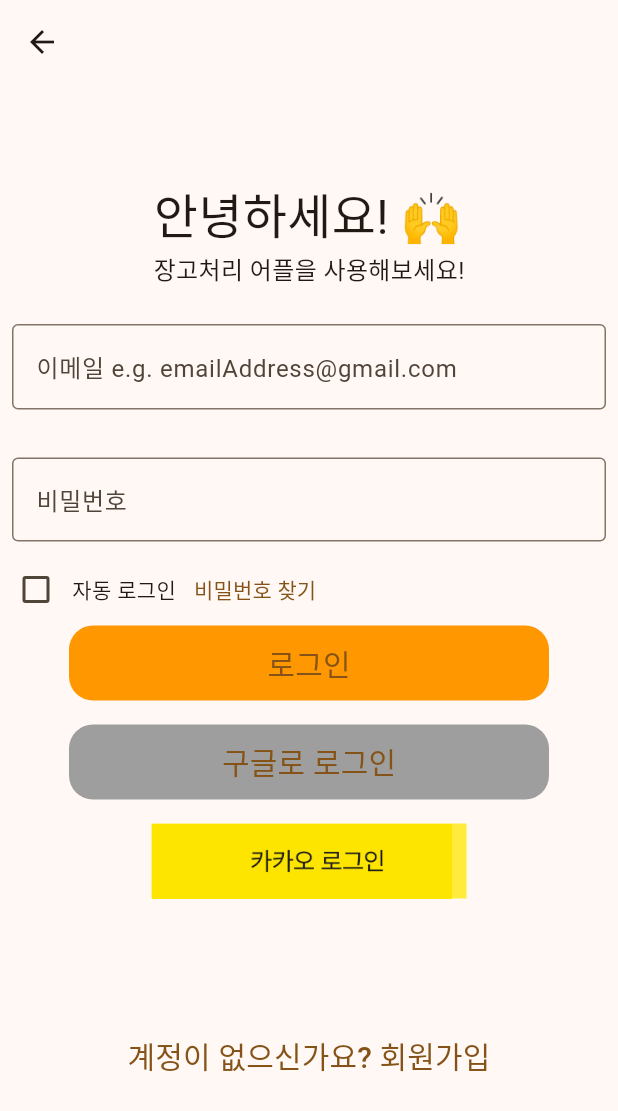
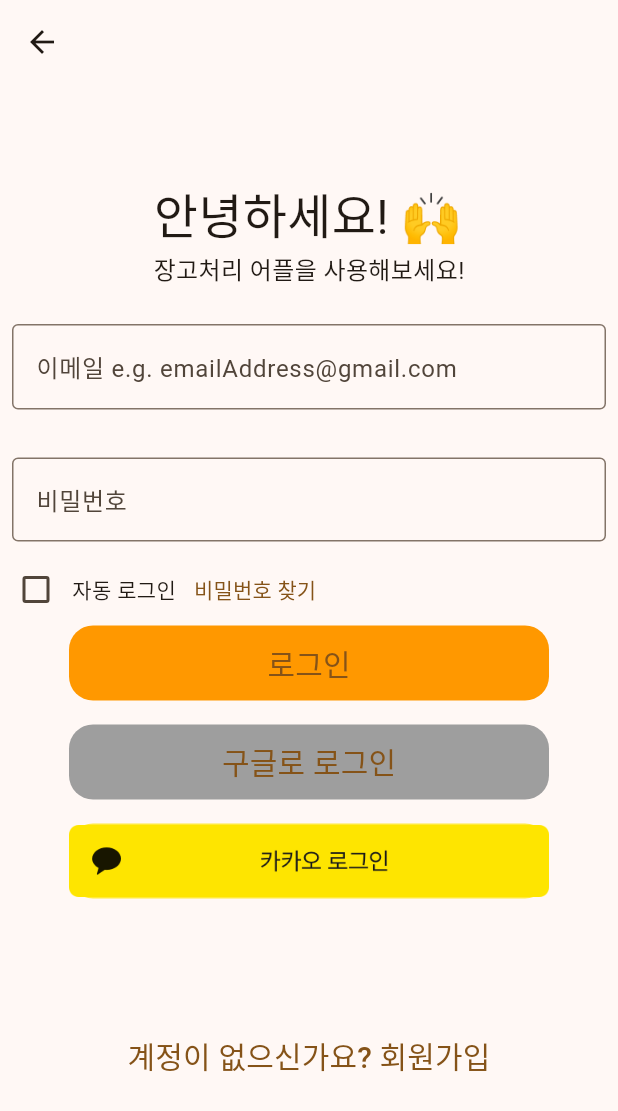
Before and after one commit to orm-Janggo/flutter_project_orm_Janggo, a Flutter app: the screen it shows after launch, after a tap on "로그인", on a phone screen of 412 x 824 dp. Shown: the top 1111 px of the screen. Run offline on Flutter 3.47's test engine with Material 3 defaults, Android fonts, the phone set to English and light mode, and no system bars; our stand-ins replace firebase_auth, firebase_core, flutter_dotenv, freezed_annotation, go_router; missing offline and left inert: dart:ffi, kakao_flutter_sdk_user; accounts and stored records are empty; network calls fail.

Commit message:
[MODIFY] change get kakao login button widget

```diff
--- a/lib/presentation/kakao_login/kakao_login_ver2.dart
+++ b/lib/presentation/kakao_login/kakao_login_ver2.dart
@@ -69,28 +69,18 @@ void userInfo() async {
 }
 
 Widget getKakaoLoginButton(BuildContext context) {
-  return InkWell(
-    onTap: () {
-      navigateToMain(context);
-    },
-    child: Container(
+  return Container(
+    width: 320,
+    height: 50,
+    decoration: BoxDecoration(
       color: Colors.yellow,
-      child: SizedBox(
-        width: 210,
-        height: 50,
-        child: Row(
-          mainAxisAlignment: MainAxisAlignment.center,
-          children: [
-            Image.asset(
-              'assets/images/kakao_login_large_wide.png',
-              width: 200,
-              height: 150,
-              fit: BoxFit.cover,
-            ),
-            SizedBox(width: 10),
-          ],
-        ),
-      ),
+      borderRadius: BorderRadius.circular(16.0),
+    ),
+    child: InkWell(
+      onTap: () {
+        navigateToMain(context);
+      },
+      child: Image.asset('assets/images/kakao_login_large_wide.png'),
     ),
   );
 }
```
